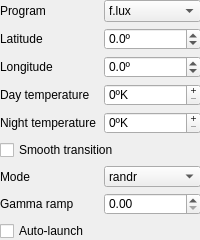
Above: contents/ui/config.ui from simgunz/redshift-plasmoid before the change. Below: the same form after it.
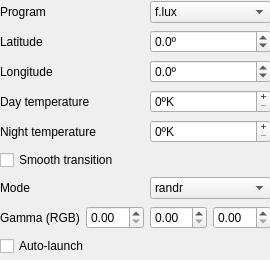
That is the form after the change.

Commit message: Fixed gamma ramp bug

Patch:
```diff
--- a/contents/ui/config.ui
+++ b/contents/ui/config.ui
@@ -10,8 +10,8 @@
    <rect>
     <x>0</x>
     <y>0</y>
-    <width>200</width>
-    <height>240</height>
+    <width>270</width>
+    <height>260</height>
    </rect>
   </property>
   <property name="sizePolicy">
@@ -22,51 +22,28 @@
   </property>
   <property name="minimumSize">
    <size>
-    <width>200</width>
-    <height>240</height>
+    <width>270</width>
+    <height>260</height>
    </size>
   </property>
-  <property name="maximumSize">
-   <size>
-    <width>200</width>
-    <height>240</height>
-   </size>
-  </property>
-  <property name="windowTitle">
-   <string>Dialog</string>
-  </property>
   <widget class="QWidget" name="formLayoutWidget">
    <property name="geometry">
     <rect>
      <x>0</x>
      <y>0</y>
-     <width>201</width>
-     <height>241</height>
+     <width>271</width>
+     <height>261</height>
     </rect>
    </property>
    <layout class="QGridLayout" name="gridLayout">
-    <item row="0" column="0">
+    <item row="0" column="0" colspan="2">
      <widget class="QLabel" name="programLabel">
       <property name="text">
        <string>Program</string>
       </property>
      </widget>
     </item>
-    <item row="0" column="1">
-     <widget class="QComboBox" name="programComboBox">
-      <item>
-       <property name="text">
-        <string notr="true">f.lux</string>
-       </property>
-      </item>
-      <item>
-       <property name="text">
-        <string notr="true">Redshift</string>
-       </property>
-      </item>
-     </widget>
-    </item>
-    <item row="1" column="0">
+    <item row="1" column="0" colspan="2">
      <widget class="QLabel" name="latLabel">
       <property name="locale">
        <locale language="English" country="UnitedStates"/>
@@ -76,29 +53,7 @@
       </property>
      </widget>
     </item>
-    <item row="1" column="1">
-     <widget class="QDoubleSpinBox" name="latBox">
-      <property name="buttonSymbols">
-       <enum>QAbstractSpinBox::UpDownArrows</enum>
-      </property>
-      <property name="suffix">
-       <string>º</string>
-      </property>
-      <property name="decimals">
-       <number>1</number>
-      </property>
-      <property name="minimum">
-       <double>-190.000000000000000</double>
-      </property>
-      <property name="maximum">
-       <double>190.000000000000000</double>
-      </property>
-      <property name="singleStep">
-       <double>0.100000000000000</double>
-      </property>
-     </widget>
-    </item>
-    <item row="2" column="0">
+    <item row="2" column="0" colspan="2">
      <widget class="QLabel" name="lonLabel">
       <property name="locale">
        <locale language="English" country="UnitedStates"/>
@@ -108,59 +63,14 @@
       </property>
      </widget>
     </item>
-    <item row="2" column="1">
-     <widget class="QDoubleSpinBox" name="lonBox">
-      <property name="suffix">
-       <string>º</string>
-      </property>
-      <property name="decimals">
-       <number>1</number>
-      </property>
-      <property name="minimum">
-       <double>-180.000000000000000</double>
-      </property>
-      <property name="maximum">
-       <double>180.000000000000000</double>
-      </property>
-      <property name="singleStep">
-       <double>0.100000000000000</double>
-      </property>
-     </widget>
-    </item>
-    <item row="5" column="0" colspan="2">
+    <item row="5" column="0" colspan="4">
      <widget class="QCheckBox" name="smoothCheckBox">
       <property name="text">
        <string>Smooth transition</string>
       </property>
      </widget>
     </item>
-    <item row="3" column="1">
-     <widget class="QSpinBox" name="dayTmpBox">
-      <property name="buttonSymbols">
-       <enum>QAbstractSpinBox::PlusMinus</enum>
-      </property>
-      <property name="suffix">
-       <string>ºK</string>
-      </property>
-      <property name="maximum">
-       <number>15000</number>
-      </property>
-     </widget>
-    </item>
-    <item row="4" column="1">
-     <widget class="QSpinBox" name="nightTmpBox">
-      <property name="buttonSymbols">
-       <enum>QAbstractSpinBox::PlusMinus</enum>
-      </property>
-      <property name="suffix">
-       <string>ºK</string>
-      </property>
-      <property name="maximum">
-       <number>15000</number>
-      </property>
-     </widget>
-    </item>
-    <item row="3" column="0">
+    <item row="3" column="0" colspan="2">
      <widget class="QLabel" name="dayTmpLabel">
       <property name="locale">
        <locale language="English" country="UnitedStates"/>
@@ -170,7 +80,7 @@
       </property>
      </widget>
     </item>
-    <item row="4" column="0">
+    <item row="4" column="0" colspan="2">
      <widget class="QLabel" name="nightTmpLabel">
       <property name="locale">
        <locale language="English" country="UnitedStates"/>
@@ -180,27 +90,20 @@
       </property>
      </widget>
     </item>
-    <item row="6" column="1">
-     <widget class="QComboBox" name="modeComboBox">
-      <item>
-       <property name="text">
-        <string>randr</string>
-       </property>
-      </item>
-      <item>
-       <property name="text">
-        <string>vidmode</string>
-       </property>
-      </item>
-     </widget>
-    </item>
-    <item row="6" column="0">
+    <item row="6" column="0" colspan="2">
      <widget class="QLabel" name="modeLabel">
       <property name="text">
        <string>Mode</string>
       </property>
      </widget>
     </item>
+    <item row="8" column="0" colspan="4">
+     <widget class="QCheckBox" name="autolaunchCheckBox">
+      <property name="text">
+       <string>Auto-launch</string>
+      </property>
+     </widget>
+    </item>
     <item row="7" column="1">
      <widget class="QDoubleSpinBox" name="gammaBox">
       <property name="singleStep">
@@ -211,15 +114,129 @@
     <item row="7" column="0">
      <widget class="QLabel" name="gammaLabel">
       <property name="text">
-       <string>Gamma ramp</string>
+       <string>Gamma (RGB)</string>
       </property>
      </widget>
     </item>
-    <item row="8" column="0" colspan="2">
-     <widget class="QCheckBox" name="autolaunchCheckBox">
-      <property name="text">
-       <string>Auto-launch</string>
+    <item row="7" column="2">
+     <widget class="QDoubleSpinBox" name="gammaBoxG">
+      <property name="toolTip">
+       <string>Gamma correction (Green)</string>
       </property>
+      <property name="singleStep">
+       <double>0.100000000000000</double>
+      </property>
+     </widget>
+    </item>
+    <item row="7" column="3">
+     <widget class="QDoubleSpinBox" name="gammaBoxB">
+      <property name="toolTip">
+       <string>Gamma correction (Blue)</string>
+      </property>
+      <property name="singleStep">
+       <double>0.100000000000000</double>
+      </property>
+     </widget>
+    </item>
+    <item row="0" column="2" colspan="2">
+     <widget class="QComboBox" name="programComboBox">
+      <item>
+       <property name="text">
+        <string notr="true">f.lux</string>
+       </property>
+      </item>
+      <item>
+       <property name="text">
+        <string notr="true">Redshift</string>
+       </property>
+      </item>
+     </widget>
+    </item>
+    <item row="1" column="2" colspan="2">
+     <widget class="QDoubleSpinBox" name="latBox">
+      <property name="buttonSymbols">
+       <enum>QAbstractSpinBox::UpDownArrows</enum>
+      </property>
+      <property name="suffix">
+       <string>º</string>
+      </property>
+      <property name="decimals">
+       <number>1</number>
+      </property>
+      <property name="minimum">
+       <double>-190.000000000000000</double>
+      </property>
+      <property name="maximum">
+       <double>190.000000000000000</double>
+      </property>
+      <property name="singleStep">
+       <double>0.100000000000000</double>
+      </property>
+     </widget>
+    </item>
+    <item row="2" column="2" colspan="2">
+     <widget class="QDoubleSpinBox" name="lonBox">
+      <property name="suffix">
+       <string>º</string>
+      </property>
+      <property name="decimals">
+       <number>1</number>
+      </property>
+      <property name="minimum">
+       <double>-180.000000000000000</double>
+      </property>
+      <property name="maximum">
+       <double>180.000000000000000</double>
+      </property>
+      <property name="singleStep">
+       <double>0.100000000000000</double>
+      </property>
+     </widget>
+    </item>
+    <item row="3" column="2" colspan="2">
+     <widget class="QSpinBox" name="dayTmpBox">
+      <property name="toolTip">
+       <string>Day temperature. Neutral is 6500</string>
+      </property>
+      <property name="buttonSymbols">
+       <enum>QAbstractSpinBox::PlusMinus</enum>
+      </property>
+      <property name="suffix">
+       <string>ºK</string>
+      </property>
+      <property name="maximum">
+       <number>15000</number>
+      </property>
+     </widget>
+    </item>
+    <item row="4" column="2" colspan="2">
+     <widget class="QSpinBox" name="nightTmpBox">
+      <property name="toolTip">
+       <string>Night temperature. Recommended is 4000</string>
+      </property>
+      <property name="buttonSymbols">
+       <enum>QAbstractSpinBox::PlusMinus</enum>
+      </property>
+      <property name="suffix">
+       <string>ºK</string>
+      </property>
+      <property name="maximum">
+       <number>15000</number>
+      </property>
+     </widget>
+    </item>
+    <item row="6" column="2" colspan="2">
+     <widget class="QComboBox" name="modeComboBox">
+      <item>
+       <property name="text">
+        <string>randr</string>
+       </property>
+      </item>
+      <item>
+       <property name="text">
+        <string>vidmode</string>
+       </property>
+      </item>
      </widget>
     </item>
    </layout>
```
Left out of the diff: 5 changed lines with no effect on the pictures. The commit also changes 3 other files.
